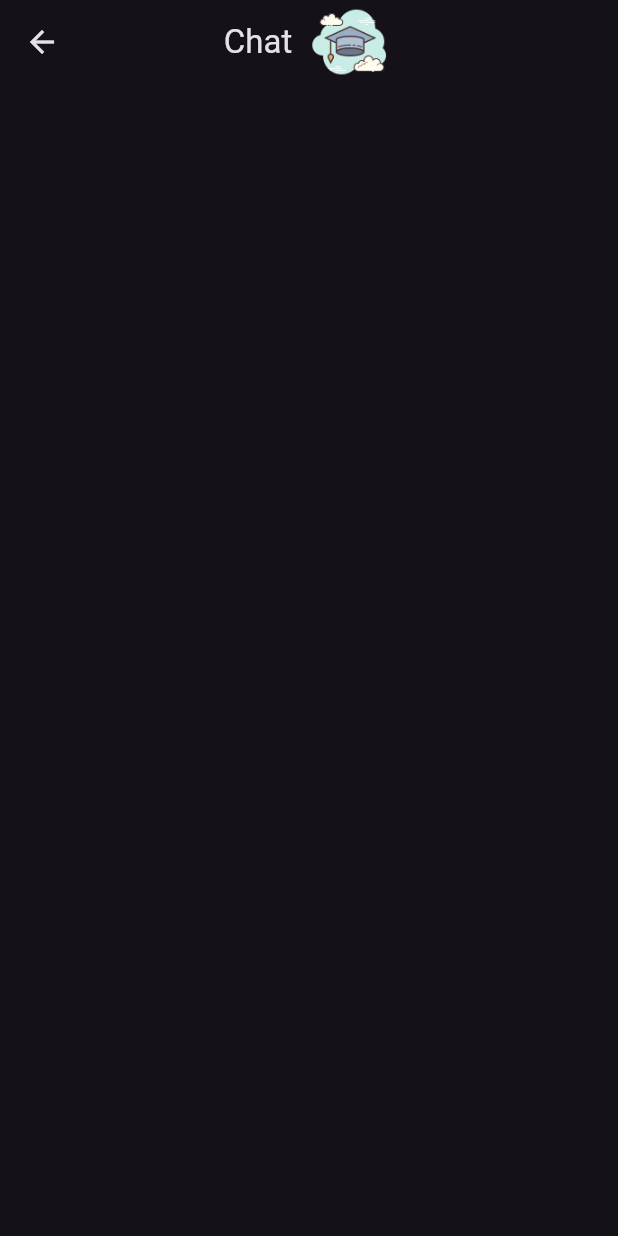
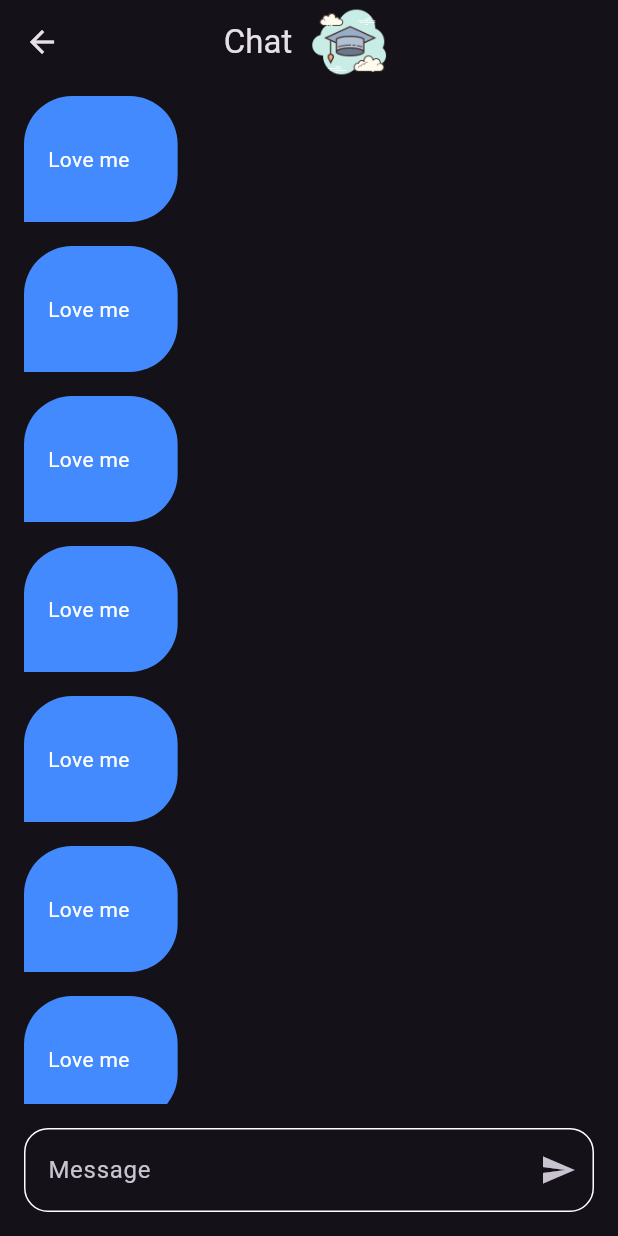
Before and after one commit to ali4hassan9ali2022/chat_app, a Flutter app: the ChatView screen opened by its route, on a phone screen of 412 x 824 dp. Run offline on Flutter 3.47's test engine with Material 3 defaults, Android fonts, the phone set to English and light mode, and no system bars; our stand-ins replace firebase_auth, firebase_core, flutter_bloc; accounts and stored records are empty.

Commit message:
create body to chat view

```diff
--- a/lib/Views/chat_view.dart
+++ b/lib/Views/chat_view.dart
@@ -1,3 +1,4 @@
+import 'package:chat_app/Widgets/my_chat.dart';
 import 'package:flutter/material.dart';
 
 class ChatView extends StatelessWidget {
@@ -22,7 +23,37 @@ class ChatView extends StatelessWidget {
           ],
         ),
       ),
-
+      body: Column(
+        children: [
+          Expanded(
+            child: ListView.builder(
+              itemCount: 10,
+              itemBuilder: (context, i) {
+                return const MyChat();
+              },
+            ),
+          ),
+          Padding(
+            padding: const EdgeInsets.all(16),
+            child: TextField(
+              decoration: InputDecoration(
+                  hintText: "Message",
+                  suffixIcon: IconButton(
+                    onPressed: () {},
+                    icon: const Icon(Icons.send),
+                  ),
+                  border: OutlineInputBorder(
+                    borderRadius: BorderRadius.circular(16),
+                    borderSide: const BorderSide(color: Colors.white),
+                  ),
+                  enabledBorder: OutlineInputBorder(
+                    borderRadius: BorderRadius.circular(16),
+                    borderSide: const BorderSide(color: Colors.white),
+                  )),
+            ),
+          ),
+        ],
+      ),
     );
   }
 }
--- a/lib/Widgets/my_chat.dart
+++ b/lib/Widgets/my_chat.dart
@@ -23,9 +23,9 @@ class MyChat extends StatelessWidget {
           ),
           color: Colors.blueAccent,
         ),
-        child: Text(
+        child: const Text(
           "Love me",
-          style: const TextStyle(
+          style: TextStyle(
             color: Colors.white,
           ),
         ),
```
